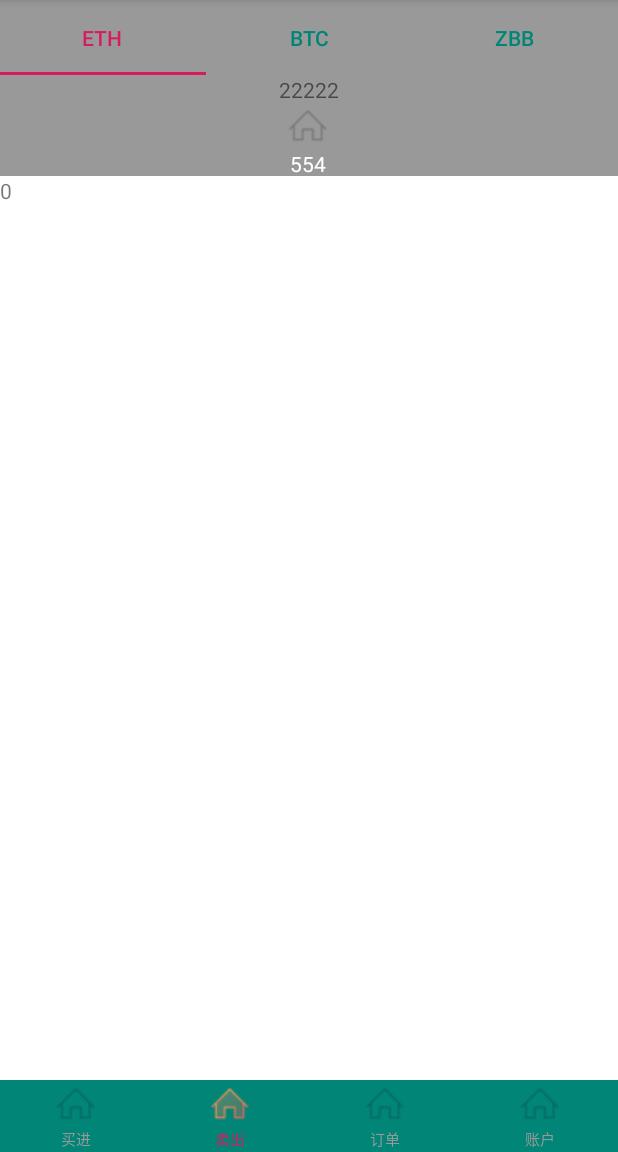
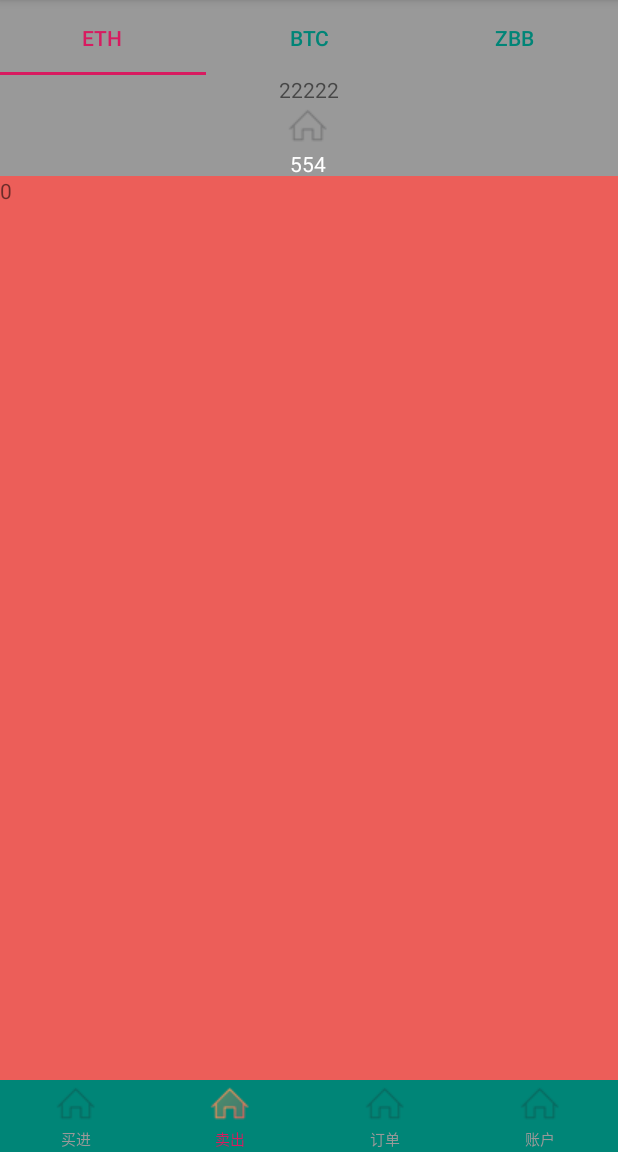
Before and after one commit to Catherinelhl/TabBarDemo, an Android app: the screen it shows after launch (MainActivity), item 2 of the bottom bar chosen, on a phone screen of 412 x 824 dp, the part 84-1236 px from its top. Run offline under Robolectric (Android 15) with nearby library versions, the phone set to English and light mode, and no system bars; our stand-ins replace ButterKnife.

Commit message:
实现自定义View加载

```diff
--- /dev/null
+++ b/app/src/main/java/bcaas/io/tabbardemo/fragment/TabView.java
@@ -0,0 +1,44 @@
+package bcaas.io.tabbardemo.fragment;
+
+import android.content.Context;
+import android.util.AttributeSet;
+import android.view.LayoutInflater;
+import android.view.View;
+import android.widget.LinearLayout;
+import android.widget.TextView;
+import bcaas.io.tabbardemo.R;
+
+/**
+ * @author catherine.brainwilliam
+ * @since 2018/12/28
+ */
+public class TabView extends LinearLayout {
+    private String TAG = "BuyView";
+    private Context context;
+    private TextView textView;
+
+    public TabView(Context context) {
+        super(context);
+        this.context = context;
+        initView();
+    }
+
+    public TabView(Context context, AttributeSet attrs) {
+        super(context, attrs);
+        this.context = context;
+        initView();
+    }
+
+    private void initView() {
+        View view = LayoutInflater.from(context).inflate(R.layout.fragment_tablayout, this, true);
+        textView = view.findViewById(R.id.tab_txt);
+
+    }
+
+    public void setTextView(String info) {
+        if (textView != null) {
+            textView.setText(info);
+        }
+    }
+
+}
--- a/app/src/main/java/bcaas/io/tabbardemo/fragment/TwoFragment.java
+++ b/app/src/main/java/bcaas/io/tabbardemo/fragment/TwoFragment.java
@@ -113,15 +113,17 @@ public class TwoFragment extends Fragment {
 
         views = new ArrayList<>();
         for (int i = 0; i < 3; i++) {
-            View view = LayoutInflater.from(getContext()).inflate(R.layout.fragment_tablayout, null, false);
-            TextView textView=view.findViewById(R.id.tab_txt);
-            textView.setText(String.valueOf(i));
-            views.add(view);
+            TabView tabView = new TabView(getContext());
+            //= LayoutInflater.from(getContext()).inflate(R.layout.fragment_tablayout, null, false);
+            tabView.setTextView(i+"");
+            views.add(tabView);
         }
         tabViewAdapter = new TabViewAdapter(views);
         viewpager.setAdapter(tabViewAdapter);
         viewpager.setCurrentItem(0);
         viewpager.setOffscreenPageLimit(3);
+        topTabLayout.setupWithViewPager(viewpager);
+
 //        List<Fragment> fragments = new ArrayList<>();
 //        for (int i = 0; i < 3; i++) {
 //            fragments.add(TabLayoutFragment.newInstance(i + 1));
@@ -130,7 +132,6 @@ public class TwoFragment extends Fragment {
 //        //给ViewPager设置适配器
 //        viewpager.setAdapter(adapter);
         //将TabLayout和ViewPager关联起来。
-        topTabLayout.setupWithViewPager(viewpager);
         //设置可以滑动
 //        topTabLayout.setTabMode(TabLayout.MODE_SCROLLABLE);
     }
--- a/app/src/main/res/layout/fragment_tablayout.xml
+++ b/app/src/main/res/layout/fragment_tablayout.xml
@@ -1,11 +1,12 @@
 <?xml version="1.0" encoding="utf-8"?>
-<android.support.constraint.ConstraintLayout
+<LinearLayout
         xmlns:android="http://schemas.android.com/apk/res/android"
-
+        android:orientation="vertical"
         android:layout_width="match_parent"
+        android:background="@color/orange"
         android:layout_height="match_parent">
     <TextView android:layout_width="match_parent"
               android:id="@+id/tab_txt"
               android:layout_height="wrap_content"/>
 
-</android.support.constraint.ConstraintLayout>
+</LinearLayout>
```
